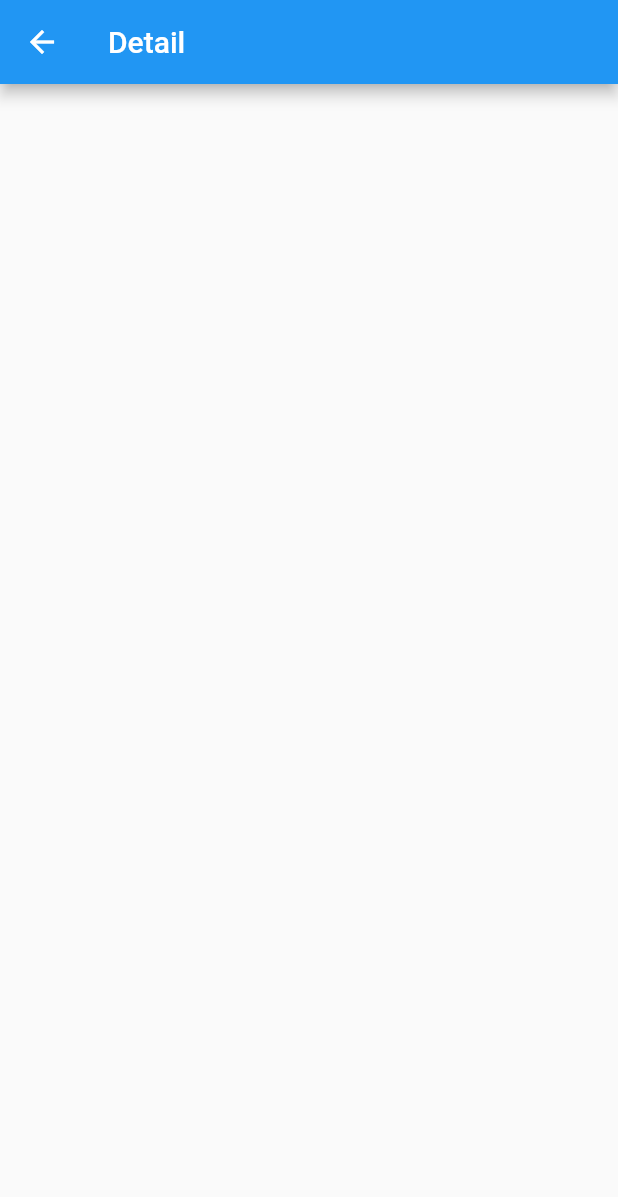
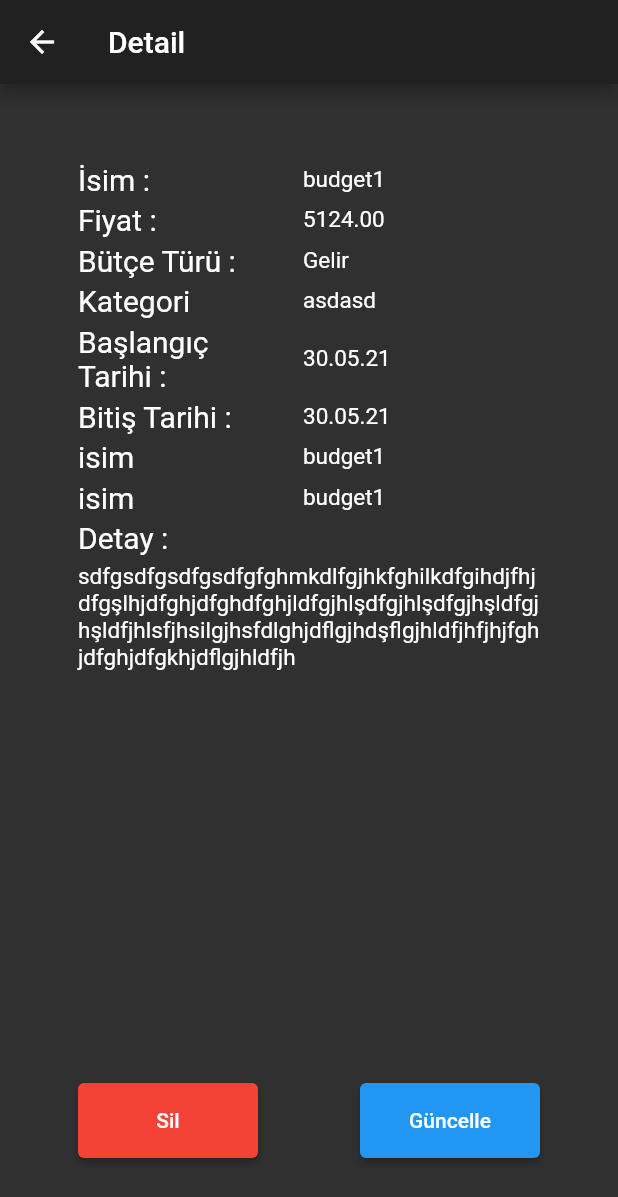
Before and after one commit to bahaby/MoneyWatcher, a Flutter app: the DetailBudgetPage screen opened by its route, on a phone screen of 412 x 824 dp. Shown: the top 1197 px of the screen. Run offline on Flutter 3.47's test engine with Material 2 defaults, Android fonts, the phone set to English and light mode, and no system bars; our stand-ins replace bloc, equatable, flutter_bloc, get_it, jwt_decoder, shared_preferences; accounts and stored records are empty; network calls fail.

Commit message:
Add detail page

```diff
--- a/lib/main.dart
+++ b/lib/main.dart
@@ -44,6 +44,7 @@ class MyApp extends StatelessWidget {
         )
       ],
       child: MaterialApp(
+        theme: ThemeData.dark(),
         navigatorKey: _navigatorKey,
         title: 'Material App',
         initialRoute: (storageService.isJwtTokenValid())
--- a/lib/ngrok_id.dart
+++ b/lib/ngrok_id.dart
@@ -1 +1 @@
-const NGROK_ID = '0598476dbf17';
+const NGROK_ID = '76d71dde5dfb';
--- a/lib/page/add_budget_page.dart
+++ b/lib/page/add_budget_page.dart
@@ -158,7 +158,7 @@ class _AddBudgetPageState extends State<AddBudgetPage> {
           contentPadding: EdgeInsets.zero,
           title: Text(
             'Aylık Tekrar',
-            style: TextStyle(fontSize: 14, color: Colors.black87),
+            style: TextStyle(fontSize: 14),
           ),
           value: state.isMonthly,
           onChanged: (value) {
--- a/lib/page/detail_budget_page.dart
+++ b/lib/page/detail_budget_page.dart
@@ -1,15 +1,115 @@
 import 'package:flutter/material.dart';
+import 'package:intl/intl.dart';
+import 'package:money_watcher/model/budget.dart';
+import 'package:money_watcher/model/budget_date.dart';
+import 'package:money_watcher/model/category.dart';
 
 class DetailBudgetPage extends StatelessWidget {
   static const routeName = '/detail_budget_page';
-
+  final Budget budget = Budget(
+      name: "budget1",
+      budgetDate: BudgetDate(
+          startDate: DateTime.now(),
+          finishDate: DateTime.now(),
+          isMonthly: true),
+      category: Category(name: "asdasd", id: 1),
+      price: 5124,
+      detail:
+          "sdfgsdfgsdfgsdfgfghmkdlfgjhkfghilkdfgihdjfhjdfgşlhjdfghjdfghdfghjldfgjhlşdfgjhlşdfgjhşldfgjhşldfjhlsfjhsilgjhsfdlghjdflgjhdşflgjhldfjhfjhjfghjdfghjdfgkhjdflgjhldfjh",
+      budgetType: true,
+      categoryId: 1);
+  DetailBudgetPage({Key? key}) : super(key: key);
   @override
   Widget build(BuildContext context) {
     return Scaffold(
       appBar: AppBar(
         title: Text('Detail'),
       ),
-      body: Container(),
+      body: Container(
+        padding: EdgeInsets.all(50),
+        child: Column(
+          mainAxisAlignment: MainAxisAlignment.spaceBetween,
+          children: [
+            Column(
+              crossAxisAlignment: CrossAxisAlignment.start,
+              children: [
+                createBudgetDetailsItem("İsim : ", budget.name),
+                createBudgetDetailsItem(
+                    "Fiyat : ", budget.price.toStringAsFixed(2)),
+                createBudgetDetailsItem(
+                    "Bütçe Türü : ", budget.budgetType ? "Gelir" : "Gider"),
+                createBudgetDetailsItem("Kategori", budget.category!.name),
+                createBudgetDetailsItem("Başlangıç Tarihi : ",
+                    DateFormat('d.MM.yy').format(budget.budgetDate.startDate)),
+                budget.budgetDate.isMonthly
+                    ? createBudgetDetailsItem(
+                        "Bitiş Tarihi : ",
+                        DateFormat('d.MM.yy')
+                            .format(budget.budgetDate.finishDate!))
+                    : Container(),
+                createBudgetDetailsItem("isim", budget.name),
+                createBudgetDetailsItem("isim", budget.name),
+                createDetailsItem("Detay : ", budget.detail),
+              ],
+            ),
+            Row(
+              mainAxisAlignment: MainAxisAlignment.spaceBetween,
+              children: [
+                createButton(
+                    onClick: () {}, buttonName: "Sil", buttonColor: Colors.red),
+                createButton(
+                    onClick: () {},
+                    buttonName: "Güncelle",
+                    buttonColor: Colors.blue)
+              ],
+            )
+          ],
+        ),
+      ),
+    );
+  }
+
+  Widget createBudgetDetailsItem(String itemName, String itemValue) {
+    return Container(
+      padding: EdgeInsets.all(2),
+      child: Row(
+        children: [
+          SizedBox(
+            child: Text(itemName, style: TextStyle(fontSize: 20)),
+            width: 150,
+          ),
+          Text(itemValue, style: TextStyle(fontSize: 15))
+        ],
+      ),
+    );
+  }
+
+  Widget createButton(
+      {required Function onClick,
+      required String buttonName,
+      required Color buttonColor}) {
+    return Container(
+      padding: EdgeInsets.all(2),
+      child: ElevatedButton(
+        child: Text(buttonName),
+        onPressed: () => onClick,
+        style: ElevatedButton.styleFrom(
+            primary: buttonColor, fixedSize: Size(120, 50)),
+      ),
+    );
+  }
+
+  Widget createDetailsItem(String itemName, String itemValue) {
+    return Container(
+      padding: EdgeInsets.all(2),
+      child: Column(
+        crossAxisAlignment: CrossAxisAlignment.start,
+        children: [
+          Text(itemName, style: TextStyle(fontSize: 20)),
+          SizedBox(height: 5),
+          Text(itemValue, style: TextStyle(fontSize: 15)),
+        ],
+      ),
     );
   }
 }
--- a/lib/widget/weekly_budgets/budget_week_item_widget.dart
+++ b/lib/widget/weekly_budgets/budget_week_item_widget.dart
@@ -23,9 +23,6 @@ class BudgetWeekItemWidget extends StatelessWidget {
         contentPadding: EdgeInsets.symmetric(vertical: 0, horizontal: 10),
         leading: Container(
           padding: EdgeInsets.all(3),
-          decoration: BoxDecoration(
-              border: Border.all(),
-              borderRadius: BorderRadius.all(Radius.circular(3))),
           child: Text(
             DateFormat('dd.MM').format(model.startOfWeek) +
                 ' - ' +
```
Also changed, not shown: lib/page/home_page.dart (+12 -3 lines), lib/widget/daily_budgets/budget_day_item_widget.dart (+9 -1 lines), lib/widget/daily_budgets/budget_day_widget.dart (+8 -5 lines), pubspec.lock.
